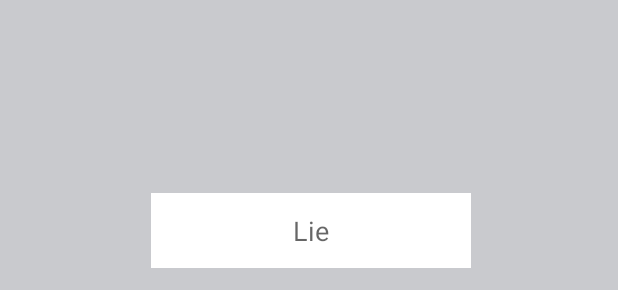
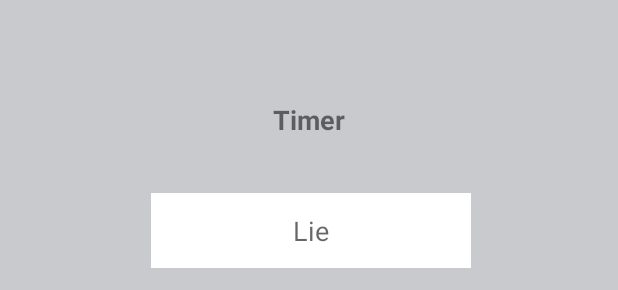
Before and after one commit to Abdullah-00/moyoon, an Android app: the layout type_lie.xml on its own in the app's theme, with its tools: preview values and no code run, on a phone screen of 412 x 824 dp. Shown: the part 398-688 px from the top of the screen. Run offline under Robolectric (Android 15) with nearby library versions, the phone set to English and light mode, and no system bars; network calls fail.

Commit message:
Timer added for TypeLie

```diff
--- a/android/Moyoon/app/src/main/res/layout/type_lie.xml
+++ b/android/Moyoon/app/src/main/res/layout/type_lie.xml
@@ -49,4 +49,13 @@
             app:layout_constraintStart_toStartOf="parent" app:layout_constraintEnd_toEndOf="parent"
             android:id="@+id/roundText" android:textAlignment="center" android:textStyle="bold"
             android:layout_marginTop="16dp" app:layout_constraintTop_toTopOf="parent" android:textSize="18sp"/>
+    <TextView
+            android:text="Timer"
+            android:layout_width="0dp"
+            android:layout_height="wrap_content"
+            app:layout_constraintStart_toStartOf="parent" app:layout_constraintEnd_toEndOf="parent"
+            android:id="@+id/timerTxt" android:layout_marginTop="16dp"
+            app:layout_constraintTop_toBottomOf="@+id/question_desplay" android:layout_marginBottom="16dp"
+            app:layout_constraintBottom_toTopOf="@+id/Lie" android:textAlignment="center" android:textStyle="bold"
+            android:textSize="18sp"/>
 </android.support.constraint.ConstraintLayout>
```
Also changed, not shown: android/Moyoon/app/src/main/java/example/kfupm/moyoon/moyoon/Type_Lie.kt (+21 -2 lines).
